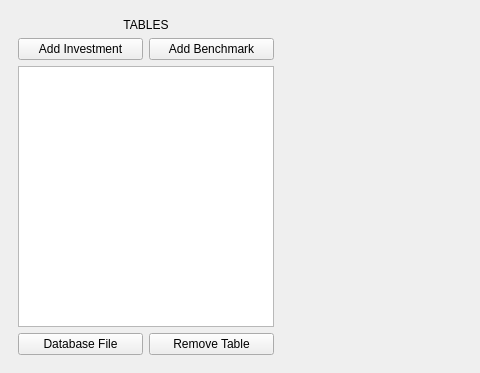
wwmm/viewprofit, file src/ui/main_window.ui: the form before one commit; both pictures show x 0 to 480 and y 0 to 373 of the 745 by 373 pixel window.
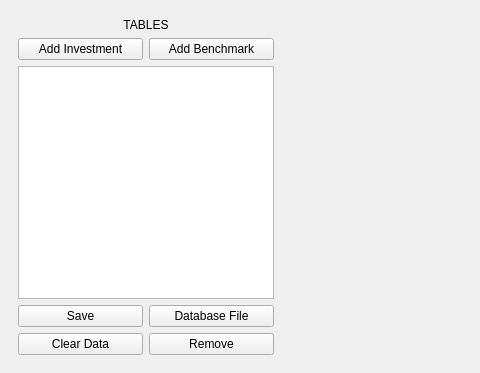
The form after the commit.

```diff
--- a/src/ui/main_window.ui
+++ b/src/ui/main_window.ui
@@ -100,7 +100,37 @@
          </property>
         </widget>
        </item>
-       <item row="3" column="0">
+       <item row="2" column="0" colspan="2">
+        <widget class="QListWidget" name="listwidget_tables">
+         <property name="editTriggers">
+          <set>QAbstractItemView::DoubleClicked|QAbstractItemView::EditKeyPressed</set>
+         </property>
+         <property name="showDropIndicator" stdset="0">
+          <bool>false</bool>
+         </property>
+        </widget>
+       </item>
+       <item row="4" column="1">
+        <widget class="QPushButton" name="button_remove_table">
+         <property name="sizePolicy">
+          <sizepolicy hsizetype="Minimum" vsizetype="Fixed">
+           <horstretch>0</horstretch>
+           <verstretch>0</verstretch>
+          </sizepolicy>
+         </property>
+         <property name="text">
+          <string>Remove</string>
+         </property>
+        </widget>
+       </item>
+       <item row="4" column="0">
+        <widget class="QPushButton" name="button_clear_table">
+         <property name="text">
+          <string>Clear Data</string>
+         </property>
+        </widget>
+       </item>
+       <item row="3" column="1">
         <widget class="QPushButton" name="button_database_file">
          <property name="sizePolicy">
           <sizepolicy hsizetype="Minimum" vsizetype="Fixed">
@@ -113,8 +143,8 @@
          </property>
         </widget>
        </item>
-       <item row="3" column="1">
-        <widget class="QPushButton" name="button_remove_table">
+       <item row="3" column="0">
+        <widget class="QPushButton" name="button_save_table">
          <property name="sizePolicy">
           <sizepolicy hsizetype="Minimum" vsizetype="Fixed">
            <horstretch>0</horstretch>
@@ -122,7 +152,7 @@
           </sizepolicy>
          </property>
          <property name="text">
-          <string>Remove Table</string>
+          <string>Save</string>
          </property>
         </widget>
        </item>
```
Left out of the diff: 3 changed lines with no effect on the pictures.
